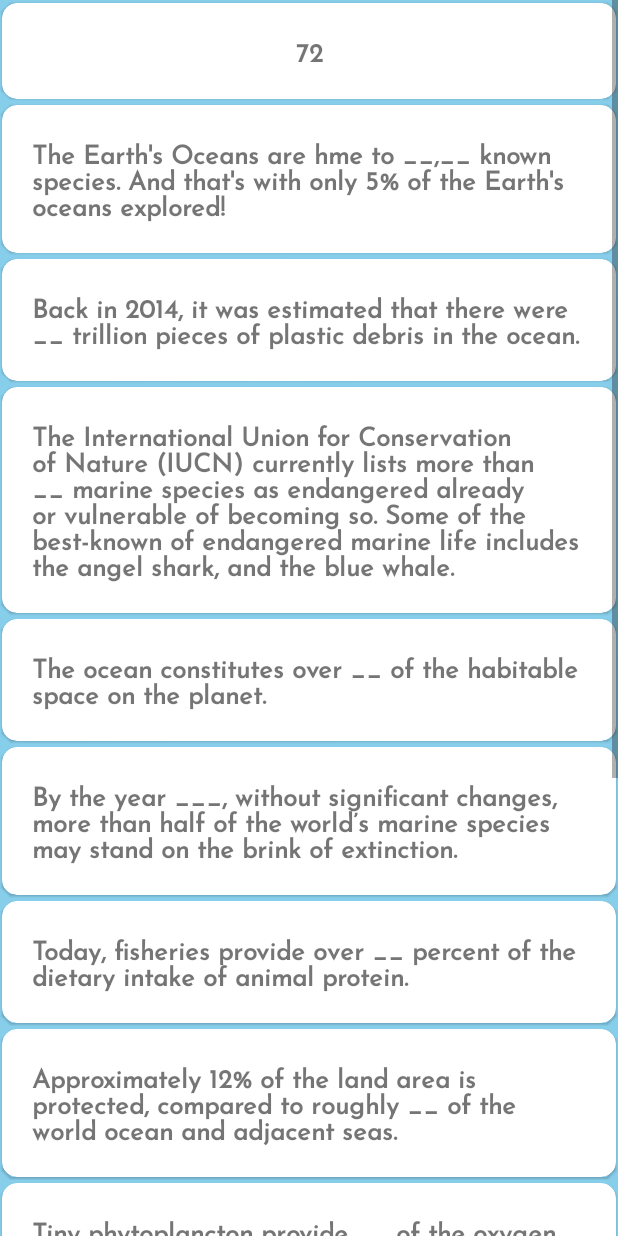
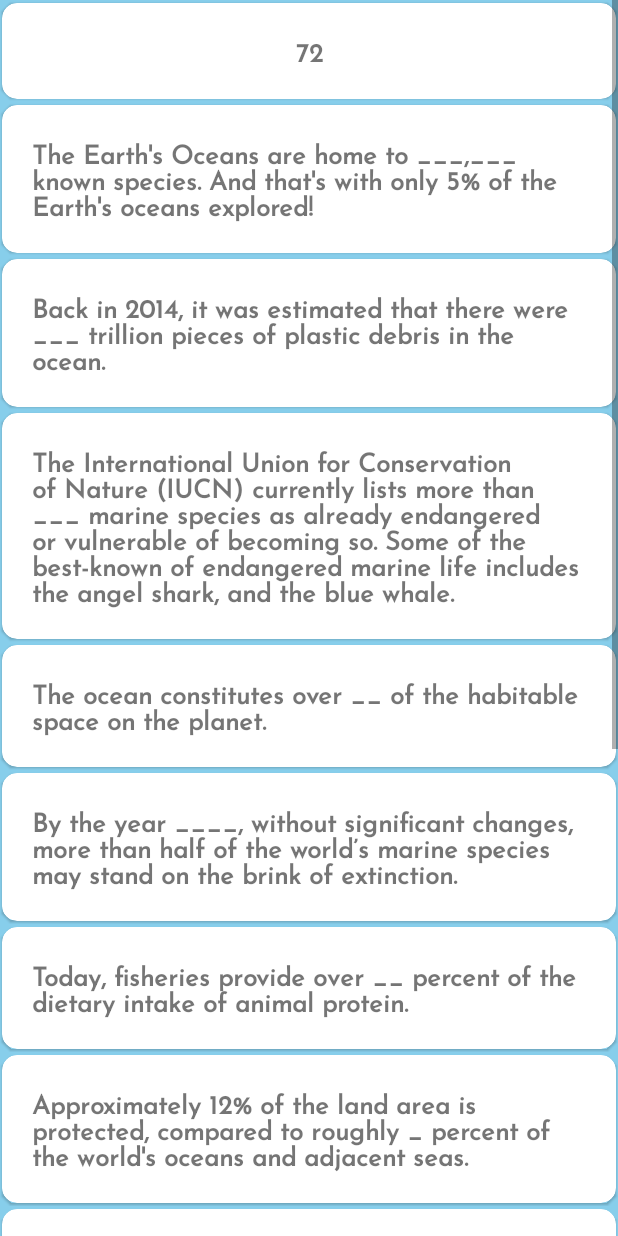
Before and after one commit to bmberger/WavesApp, an Android app: the fragment FunFactsFragment placed in its activity, after a tap on "Over __% of the Earth's surface is cover", on a phone screen of 412 x 824 dp. Run offline under Robolectric (Android 15) with nearby library versions, the phone set to English and light mode, and no system bars; libraries missing offline, so code that uses them is left out: com.github.sundeepk.compactcalendarview; Roboto replaces fonts that are not available here; 5 statements that could not run were skipped.

Commit message:
Fix typos, adjust spacing, add basic documentation

```diff
--- a/app/src/main/java/com/example/waves_app/fragments/FunFactsFragment.java
+++ b/app/src/main/java/com/example/waves_app/fragments/FunFactsFragment.java
@@ -1,14 +1,17 @@
+/*
+ * Project: Waves
+ *
+ * Purpose: Displays the view for the calendar page
+ *
+ * Reference(s): Aweys Abdullatif
+ */
+
 package com.example.waves_app.fragments;
 
-import android.animation.AnimatorInflater;
-import android.animation.AnimatorSet;
 import android.os.Bundle;
-import android.os.Handler;
-import android.util.Log;
 import android.view.LayoutInflater;
 import android.view.View;
 import android.view.ViewGroup;
-import android.widget.TextView;
 
 import androidx.annotation.NonNull;
 import androidx.annotation.Nullable;
@@ -21,17 +24,13 @@ import com.example.waves_app.FunFactsAdapter;
 import com.example.waves_app.R;
 import com.example.waves_app.model.FunFacts;
 
-import org.w3c.dom.Text;
-import java.util.Random;
-
 import java.util.ArrayList;
-import java.util.List;
 
 public class FunFactsFragment extends Fragment {
 
-    RecyclerView recyclerView;
-    FunFactsAdapter tvShowAdapter;
-    ArrayList<FunFacts> tvShows = new ArrayList<FunFacts>();
+    private RecyclerView recyclerView;
+    private FunFactsAdapter tvShowAdapter;
+    private ArrayList<FunFacts> tvShows = new ArrayList<FunFacts>();
 
     public View onCreateView(@NonNull LayoutInflater inflater, @Nullable ViewGroup container, @Nullable Bundle savedInstanceState) {
         View view =  inflater.inflate(R.layout.fragment_funfacts, container, false);
@@ -43,7 +42,7 @@ public class FunFactsFragment extends Fragment {
     @Override
     public void onViewCreated(@NonNull View view, @Nullable Bundle savedInstanceState) {
 
-        for(int i=0;i<TvShows.length;i++)
+        for(int i = 0; i < TvShows.length; i++)
         {
             FunFacts tvShow = new FunFacts();
 
@@ -59,20 +58,20 @@ public class FunFactsFragment extends Fragment {
         recyclerView.setAdapter(tvShowAdapter);
     }
 
-    public static final String[] TvShows= {
+    public static final String[] TvShows = {
             "Over __% of the Earth's surface is covered by salt water.",
-            "The Earth's Oceans are hme to __,__ known species. And that's with only 5% of the Earth's oceans explored!",
-            "Back in 2014, it was estimated that there were __ trillion pieces of plastic debris in the ocean.",
-            "The International Union for Conservation of Nature (IUCN) currently lists more than __ marine species as endangered already or vulnerable of becoming so. Some of the best-known of endangered marine life includes the angel shark, and the blue whale.",
+            "The Earth's Oceans are home to ___,___ known species. And that's with only 5% of the Earth's oceans explored!",
+            "Back in 2014, it was estimated that there were ___ trillion pieces of plastic debris in the ocean.",
+            "The International Union for Conservation of Nature (IUCN) currently lists more than ___ marine species as already endangered or vulnerable of becoming so. Some of the best-known of endangered marine life includes the angel shark, and the blue whale.",
             "The ocean constitutes over __ of the habitable space on the planet.",
-            "By the year ___, without significant changes, more than half of the world’s marine species may stand on the brink of extinction.",
+            "By the year ____, without significant changes, more than half of the world’s marine species may stand on the brink of extinction.",
             "Today, fisheries provide over __ percent of the dietary intake of animal protein.",
-            "Approximately 12% of the land area is protected, compared to roughly __ of the world ocean and adjacent seas.",
-            "Tiny phytoplancton provide __ of the oxygen on earth and form the basis of the ocean food chain up to fish and marine mammals, and ultimately human consumption.",
-            "Today, __ of the world’s major marine ecosystems that underpin livelihoods have been degraded or are being used unsustainably.",
-            "Commercial overexploitation of the world’s fish stocks is so severe that it has been estimated that up to __ percent of global fisheries have ‘collapsed.",
-            "Coastal systems such as such as mangroves, salt marshes and seagrass meadows have the ability to absorb, or sequester, carbon at rates up to __ times those of the same area of tropical forest.",
-            "Total carbon deposits in these coastal systems may be up to __ times the carbon stored in tropical forests."};
+            "Approximately 12% of the land area is protected, compared to roughly _ percent of the world's oceans and adjacent seas.",
+            "Tiny phytoplankton provide __ percent of the oxygen on the earth and form the basis of the ocean's food chain from fish up to marine mammals, and ultimately for human consumption.",
+            "Today, __ percent of the world’s major marine ecosystems that underpin livelihoods have been degraded or are being used unsustainably.",
+            "Commercial over-exploitation of the world’s fish stocks is so severe that it has been estimated that up to __ percent of global fisheries have collapsed.",
+            "Coastal systems such as such as mangroves, salt marshes and seagrass meadows have the ability to absorb, or sequester, carbon at rates up to __ times those of the same area of tropical forests.",
+            "Total carbon deposits in these coastal systems may be up to _ times the carbon stored in tropical forests."};
 
     public static final String[] TvShowsAnswers= {
             "72",
@@ -81,7 +80,7 @@ public class FunFactsFragment extends Fragment {
             "360",
             "90%",
             "2100",
-            "15",
+            "15%",
             "1%",
             "50%",
             "60%",
```
